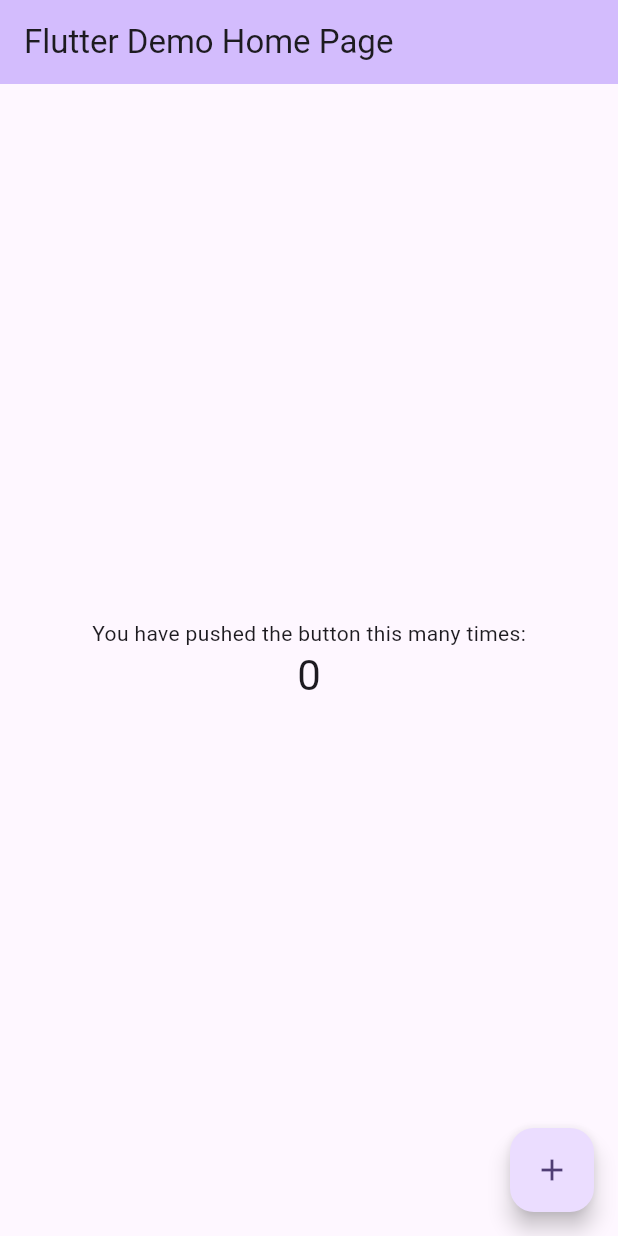
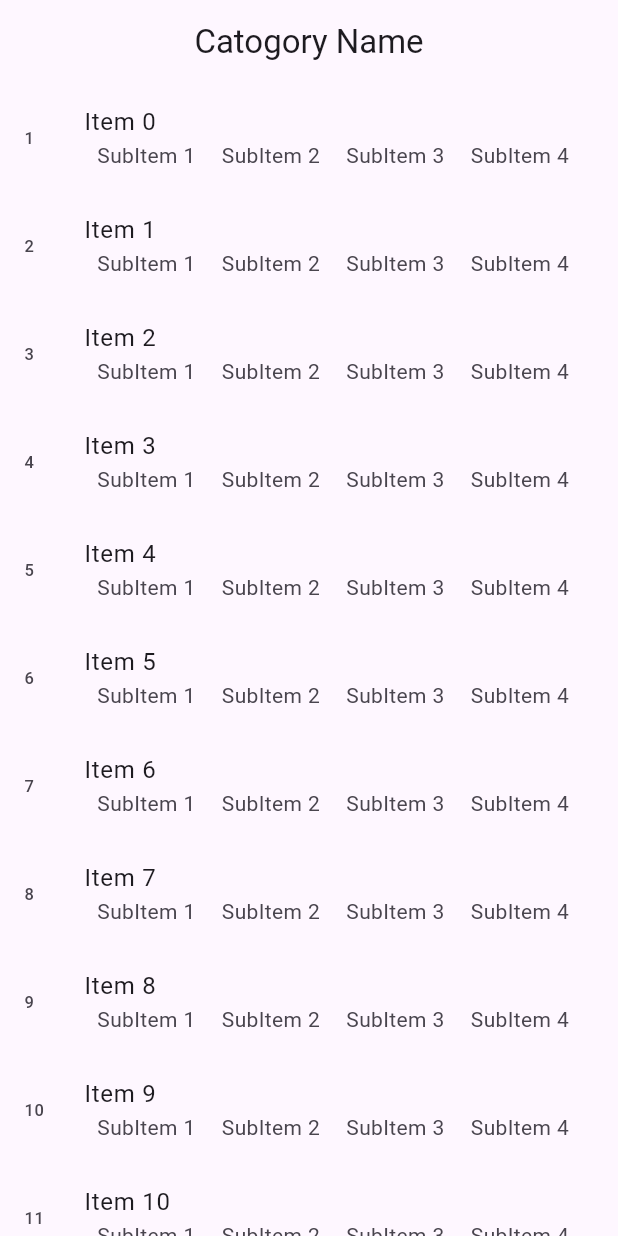
Before and after one commit to lawuysal/selfdictionary, a Flutter app: the screen it shows after launch, on a phone screen of 412 x 824 dp. Run offline on Flutter 3.47's test engine with Material 2 defaults, Android fonts, the phone set to English and light mode, and no system bars; our stand-ins replace hooks_riverpod.

Commit message:
Added Category Menu

```diff
--- a/lib/main.dart
+++ b/lib/main.dart
@@ -1,4 +1,5 @@
 import 'package:flutter/material.dart';
+import 'package:selfdictionary/testpage.dart';
 
 void main() {
   runApp(const MyApp());
@@ -31,95 +32,7 @@ class MyApp extends StatelessWidget {
         colorScheme: ColorScheme.fromSeed(seedColor: Colors.deepPurple),
         useMaterial3: true,
       ),
-      home: const MyHomePage(title: 'Flutter Demo Home Page'),
+      home: const TestPage(),
     );
   }
 }
-
-class MyHomePage extends StatefulWidget {
-  const MyHomePage({super.key, required this.title});
-
-  // This widget is the home page of your application. It is stateful, meaning
-  // that it has a State object (defined below) that contains fields that affect
-  // how it looks.
-
-  // This class is the configuration for the state. It holds the values (in this
-  // case the title) provided by the parent (in this case the App widget) and
-  // used by the build method of the State. Fields in a Widget subclass are
-  // always marked "final".
-
-  final String title;
-
-  @override
-  State<MyHomePage> createState() => _MyHomePageState();
-}
-
-class _MyHomePageState extends State<MyHomePage> {
-  int _counter = 0;
-
-  void _incrementCounter() {
-    setState(() {
-      // This call to setState tells the Flutter framework that something has
-      // changed in this State, which causes it to rerun the build method below
-      // so that the display can reflect the updated values. If we changed
-      // _counter without calling setState(), then the build method would not be
-      // called again, and so nothing would appear to happen.
-      _counter++;
-    });
-  }
-
-  @override
-  Widget build(BuildContext context) {
-    // This method is rerun every time setState is called, for instance as done
-    // by the _incrementCounter method above.
-    //
-    // The Flutter framework has been optimized to make rerunning build methods
-    // fast, so that you can just rebuild anything that needs updating rather
-    // than having to individually change instances of widgets.
-    return Scaffold(
-      appBar: AppBar(
-        // TRY THIS: Try changing the color here to a specific color (to
-        // Colors.amber, perhaps?) and trigger a hot reload to see the AppBar
-        // change color while the other colors stay the same.
-        backgroundColor: Theme.of(context).colorScheme.inversePrimary,
-        // Here we take the value from the MyHomePage object that was created by
-        // the App.build method, and use it to set our appbar title.
-        title: Text(widget.title),
-      ),
-      body: Center(
-        // Center is a layout widget. It takes a single child and positions it
-        // in the middle of the parent.
-        child: Column(
-          // Column is also a layout widget. It takes a list of children and
-          // arranges them vertically. By default, it sizes itself to fit its
-          // children horizontally, and tries to be as tall as its parent.
-          //
-          // Column has various properties to control how it sizes itself and
-          // how it positions its children. Here we use mainAxisAlignment to
-          // center the children vertically; the main axis here is the vertical
-          // axis because Columns are vertical (the cross axis would be
-          // horizontal).
-          //
-          // TRY THIS: Invoke "debug painting" (choose the "Toggle Debug Paint"
-          // action in the IDE, or press "p" in the console), to see the
-          // wireframe for each widget.
-          mainAxisAlignment: MainAxisAlignment.center,
-          children: <Widget>[
-            const Text(
-              'You have pushed the button this many times:',
-            ),
-            Text(
-              '$_counter',
-              style: Theme.of(context).textTheme.headlineMedium,
-            ),
-          ],
-        ),
-      ),
-      floatingActionButton: FloatingActionButton(
-        onPressed: _incrementCounter,
-        tooltip: 'Increment',
-        child: const Icon(Icons.add),
-      ), // This trailing comma makes auto-formatting nicer for build methods.
-    );
-  }
-}
--- /dev/null
+++ b/lib/testpage.dart
@@ -0,0 +1,53 @@
+import 'package:flutter/material.dart';
+import 'package:hooks_riverpod/hooks_riverpod.dart';
+
+class TestPage extends ConsumerStatefulWidget {
+  const TestPage({super.key});
+
+  @override
+  ConsumerState<ConsumerStatefulWidget> createState() => _TestPageState();
+}
+
+class _TestPageState extends ConsumerState<TestPage> {
+  @override
+  Widget build(BuildContext context) {
+    return Scaffold(
+      appBar: AppBar(
+        centerTitle: true,
+        title: const Text('Catogory Name'),
+      ),
+      body: Center(
+        child: Column(
+          mainAxisAlignment: MainAxisAlignment.center,
+          crossAxisAlignment: CrossAxisAlignment.center,
+          children: [
+            Flexible(
+              child: ListView.builder(
+                itemCount: 20,
+                itemBuilder: (context, index) {
+                  return ListTile(
+                    title: Text('Item $index'),
+                    leading: Text((index + 1).toString()),
+                    subtitle: Column(
+                      children: [
+                        Row(
+                          mainAxisAlignment: MainAxisAlignment.spaceAround,
+                          children: [
+                            Text('SubItem 1'),
+                            Text('SubItem 2'),
+                            Text('SubItem 3'),
+                            Text('SubItem 4'),
+                          ],
+                        ),
+                      ],
+                    ),
+                  );
+                },
+              ),
+            ),
+          ],
+        ),
+      ),
+    );
+  }
+}
--- a/pubspec.yaml
+++ b/pubspec.yaml
@@ -35,6 +35,8 @@ dependencies:
   # The following adds the Cupertino Icons font to your application.
   # Use with the CupertinoIcons class for iOS style icons.
   cupertino_icons: ^1.0.2
+  hooks_riverpod: ^2.3.7
+
 
 dev_dependencies:
   flutter_test:
```
Also changed, not shown: pubspec.lock.
